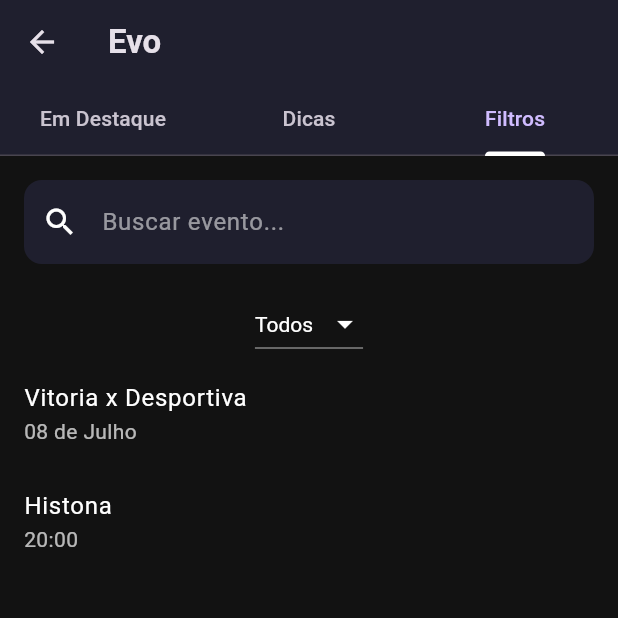
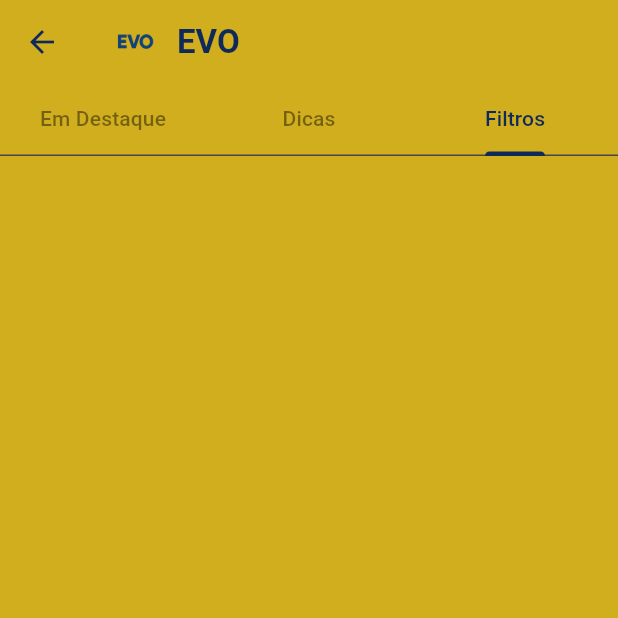
Before and after one commit to FillDias/evo-mvp, a Flutter app: the EventosPage screen opened by its route, tab 3 chosen, on a phone screen of 412 x 824 dp, the top half of it. Run offline on Flutter 3.47's test engine with Material 3 defaults, Android fonts, the phone set to English and light mode, and no system bars; our stand-ins replace animated_text_kit, google_fonts, google_maps_flutter; network calls fail.

Commit message:
card interno

```diff
--- a/lib/pages/eventos_page.dart
+++ b/lib/pages/eventos_page.dart
@@ -2,7 +2,7 @@
 import 'package:evo_mvp/models/evento.dart';
 import 'package:evo_mvp/pages/detalhes_evento_page.dart';
 import 'package:evo_mvp/models/dica.dart';
-import 'package:evo_mvp/pages/dica_detalhes_page.dart'; // ✅ NOVO IMPORT
+import 'package:evo_mvp/pages/dica_detalhes_page.dart';
 
 class EventosPage extends StatefulWidget {
   const EventosPage({super.key});
@@ -37,7 +37,7 @@
     ),
   ];
 
-  final List<Dica> dicas = [ // ✅ LISTA ALTERADA
+  final List<Dica> dicas = [
     Dica(
       titulo: 'Hamburgueria do Zé',
       descricao: 'Promoção de 2x1 nos smash burgers todo sábado.',
@@ -82,25 +82,44 @@
   @override
   Widget build(BuildContext context) {
     return Scaffold(
-      backgroundColor: const Color(0xFF121212),
+      backgroundColor: const Color(0xFFD1AE1E),
       appBar: AppBar(
-        title: const Text('Evo', style: TextStyle(fontWeight: FontWeight.bold)),
-        backgroundColor: const Color(0xFF1F1F2E),
+        backgroundColor: const Color(0xFFD1AE1E),
+        elevation: 0,
+        title: Row(
+          children: [
+            Image.asset(
+              'assets/images/logo.png',
+              height: 36,
+            ),
+            const SizedBox(width: 10),
+            const Text(
+              'EVO',
+              style: TextStyle(
+                fontWeight: FontWeight.bold,
+                color: Color(0xFF0F2A5A),
+              ),
+            ),
+          ],
+        ),
+        iconTheme: const IconThemeData(color: Color(0xFF0F2A5A)),
         bottom: TabBar(
           controller: _tabController,
+          labelColor: Color(0xFF0F2A5A),
+          unselectedLabelColor: Colors.black45,
+          indicatorColor: Color(0xFF0F2A5A),
           tabs: const [
             Tab(text: 'Em Destaque'),
             Tab(text: 'Dicas'),
             Tab(text: 'Filtros'),
           ],
-          indicatorColor: Colors.white,
         ),
       ),
       body: TabBarView(
         controller: _tabController,
         children: [
           _buildCarrosselDestaques(context),
-          _buildAbaDicas(), // ✅ ATUALIZADO
+          _buildAbaDicas(),
           _buildFiltroEventos(),
         ],
       ),
@@ -109,10 +128,22 @@
 
   Widget _buildCarrosselDestaques(BuildContext context) {
     return ListView(
-      padding: const EdgeInsets.only(top: 16),
+      padding: const EdgeInsets.symmetric(vertical: 16),
       children: [
+        const Padding(
+          padding: EdgeInsets.symmetric(horizontal: 16),
+          child: Text(
+            'Principais eventos',
+            style: TextStyle(
+              fontSize: 20,
+              fontWeight: FontWeight.bold,
+              color: Color(0xFF0F2A5A),
+            ),
+          ),
+        ),
+        const SizedBox(height: 12),
         SizedBox(
-          height: 240,
+          height: 280,
           child: ListView.builder(
             scrollDirection: Axis.horizontal,
             itemCount: todosEventos.length,
@@ -127,51 +158,75 @@
                   );
                 },
                 child: Container(
-                  width: 300,
+                  width: 280,
                   margin: const EdgeInsets.only(right: 16),
                   decoration: BoxDecoration(
+                    color: Color(0xFFC8A618),
                     borderRadius: BorderRadius.circular(16),
                     boxShadow: [
-                      BoxShadow(color: Colors.black26, blurRadius: 6, offset: Offset(0, 3)),
+                      BoxShadow(
+                        color: Colors.black26,
+                        blurRadius: 6,
+                        offset: Offset(0, 3),
+                      ),
                     ],
+                    border: Border.all(color: Colors.white),
                   ),
-                  child: ClipRRect(
-                    borderRadius: BorderRadius.circular(16),
-                    child: Stack(
-                      alignment: Alignment.bottomLeft,
+                  child: Column(
+                    crossAxisAlignment: CrossAxisAlignment.start,
                     children: [
-                        Image.network(
+                      ClipRRect(
+                        borderRadius: const BorderRadius.only(
+                          topLeft: Radius.circular(16),
+                          topRight: Radius.circular(16),
+                        ),
+                        child: Image.network(
                           evento.imagemUrl,
-                          height: 240,
-                          width: 300,
+                          height: 150,
+                          width: double.infinity,
                           fit: BoxFit.cover,
                         ),
-                        Container(
-                          width: double.infinity,
+                      ),
+                      Padding(
                         padding: const EdgeInsets.all(12),
-                          decoration: BoxDecoration(
-                            gradient: LinearGradient(
-                              colors: [Colors.black.withOpacity(0.85), Colors.transparent],
-                              begin: Alignment.bottomCenter,
-                              end: Alignment.topCenter,
+                        child: Column(
+                          crossAxisAlignment: CrossAxisAlignment.start,
+                          children: [
+                            Text(
+                              evento.titulo,
+                              style: const TextStyle(
+                                fontSize: 16,
+                                fontWeight: FontWeight.bold,
+                                color: Color(0xFF0F2A5A),
                               ),
                             ),
-                          child: Row(
+                            const SizedBox(height: 4),
+                            Text(
+                              evento.descricao,
+                              style: const TextStyle(
+                                fontSize: 14,
+                                color: Colors.black54,
+                              ),
+                            ),
+                            const SizedBox(height: 6),
+                            Row(
                               children: [
                                 Icon(
                                   evento.categoria == 'Esporte'
                                       ? Icons.sports_soccer
                                       : Icons.music_note,
-                                color: Colors.white,
+                                  size: 16,
+                                  color: Colors.grey,
                                 ),
-                              const SizedBox(width: 8),
+                                const SizedBox(width: 4),
                                 Text(
-                                evento.titulo,
+                                  evento.horario,
                                   style: const TextStyle(
-                                  color: Colors.white,
-                                  fontSize: 18,
-                                  fontWeight: FontWeight.bold,
+                                    fontSize: 13,
+                                    color: Colors.black45,
                                   ),
+                                ),
+                              ],
                             ),
                           ],
                         ),
@@ -179,11 +234,169 @@
                     ],
                   ),
                 ),
+              );
+            },
+          ),
+        ),
+
+        const SizedBox(height: 32),
+        const Padding(
+          padding: EdgeInsets.symmetric(horizontal: 16),
+          child: Text(
+            'O que tem para hoje',
+            style: TextStyle(
+              fontSize: 20,
+              fontWeight: FontWeight.bold,
+              color: Color(0xFF0F2A5A),
+            ),
+          ),
+        ),
+        const SizedBox(height: 12),
+        SizedBox(
+          height: 200,
+          child: ListView.builder(
+            scrollDirection: Axis.horizontal,
+            itemCount: todosEventos.length,
+            padding: const EdgeInsets.symmetric(horizontal: 16),
+            itemBuilder: (context, index) {
+              final evento = todosEventos[index];
+              return Container(
+                width: 220,
+                margin: const EdgeInsets.only(right: 12),
+                decoration: BoxDecoration(
+                  color: Color(0xFFC8A618),
+                  borderRadius: BorderRadius.circular(12),  // border: Border.all(color: Colors.white),
+                  border: Border.all(color: Colors.white),   // borda card branca
+                  boxShadow: [
+                    BoxShadow(
+                      color: Colors.black12,
+                      blurRadius: 4,
+                      offset: Offset(0, 2),
+                    ),
+                  ],
+                ),
+                child: Column(
+                  crossAxisAlignment: CrossAxisAlignment.start,
+                  children: [
+                    ClipRRect(
+                      borderRadius: const BorderRadius.only(
+                        topLeft: Radius.circular(12),
+                        topRight: Radius.circular(12),
+                      ),
+                      child: Image.network(
+                        evento.imagemUrl,
+                        height: 100,
+                        width: double.infinity,
+                        fit: BoxFit.cover,
+                      ),
+                    ),
+                    Padding(
+                      padding: const EdgeInsets.all(8.0),
+                      child: Text(
+                        evento.titulo,
+                        style: const TextStyle(
+                          fontSize: 14,
+                          fontWeight: FontWeight.bold,
+                          color: Color(0xFF0F2A5A),
+                        ),
+                      ),
+                    ),
+                  ],
                 ),
               );
             },
           ),
         ),
+
+        const SizedBox(height: 32),
+        const Padding(
+          padding: EdgeInsets.symmetric(horizontal: 16),
+          child: Text(
+            'Eventos do momento',
+            style: TextStyle(
+              fontSize: 20,
+              fontWeight: FontWeight.bold,
+              color: Color(0xFF0F2A5A),
+            ),
+          ),
+        ),
+        const SizedBox(height: 12),
+        ...todosEventos.map((evento) => Padding(
+          padding: const EdgeInsets.symmetric(horizontal: 16, vertical: 8),
+          child: GestureDetector(
+            onTap: () {
+              Navigator.push(
+                context,
+                MaterialPageRoute(builder: (context) => DetalhesEventoPage(evento: evento)),
+              );
+            },
+            child: Container(
+              decoration: BoxDecoration(
+                color: Color(0xFFC8A618),
+                borderRadius: BorderRadius.circular(12),
+                boxShadow: [
+                  BoxShadow(
+                    color: Colors.black26,
+                    blurRadius: 4,
+                    offset: Offset(0, 2),
+                  ),
+                ],
+              ),
+              child: Row(
+                children: [
+                  ClipRRect(
+                    borderRadius: const BorderRadius.only(
+                      topLeft: Radius.circular(12),
+                      bottomLeft: Radius.circular(12),
+                    ),
+                    child: Image.network(
+                      evento.imagemUrl,
+                      width: 100,
+                      height: 100,
+                      fit: BoxFit.cover,
+                    ),
+                  ),
+                  const SizedBox(width: 12),
+                  Expanded(
+                    child: Padding(
+                      padding: const EdgeInsets.symmetric(vertical: 12, horizontal: 4),
+                      child: Column(
+                        crossAxisAlignment: CrossAxisAlignment.start,
+                        children: [
+                          Text(
+                            evento.titulo,
+                            style: const TextStyle(
+                              fontSize: 16,
+                              fontWeight: FontWeight.bold,
+                              color: Color(0xFF0F2A5A),
+                            ),
+                          ),
+                          const SizedBox(height: 4),
+                          Text(
+                            evento.descricao,
+                            style: const TextStyle(
+                              fontSize: 14,
+                              color: Colors.black54,
+                            ),
+                          ),
+                          const SizedBox(height: 4),
+                          Text(
+                            evento.horario,
+                            style: const TextStyle(
+                              fontSize: 13,
+                              color: Colors.black45,
+                            ),
+                          ),
+                        ],
+                      ),
+                    ),
+                  ),
+                ],
+              ),
+            ),
+          ),
+        )),
+        const SizedBox(height: 20),
       ],
     );
   }
@@ -197,7 +410,7 @@
         return Card(
           margin: const EdgeInsets.symmetric(vertical: 8),
           shape: RoundedRectangleBorder(borderRadius: BorderRadius.circular(12)),
-          color: const Color(0xFF1F1F2E),
+          color: Color(0xFFC8A618),
           child: ListTile(
             contentPadding: const EdgeInsets.all(12),
             leading: ClipRRect(
@@ -211,7 +424,10 @@
             ),
             title: Text(
               dica.titulo,
-              style: const TextStyle(color: Colors.white, fontWeight: FontWeight.bold),
+              style: const TextStyle(
+                color: Color(0xFF0F2A5A),
+                fontWeight: FontWeight.bold,
+              ),
             ),
             subtitle: Column(
               crossAxisAlignment: CrossAxisAlignment.start,
@@ -219,18 +435,18 @@
                 const SizedBox(height: 6),
                 Text(
                   '${dica.categoria} • ${dica.local}',
-                  style: const TextStyle(color: Colors.white70, fontSize: 12),
+                  style: const TextStyle(color: Colors.black54, fontSize: 12),
                 ),
                 const SizedBox(height: 4),
                 Text(
                   dica.descricao,
                   maxLines: 2,
                   overflow: TextOverflow.ellipsis,
-                  style: const TextStyle(color: Colors.white60, fontSize: 13),
+                  style: const TextStyle(color: Colors.black45, fontSize: 13),
                 ),
               ],
             ),
-            trailing: const Icon(Icons.arrow_forward_ios, color: Colors.white),
+            trailing: const Icon(Icons.arrow_forward_ios, color: Color(0xFF0F2A5A)),
             onTap: () {
               if (dica.titulo == 'Alcides') {
                 Navigator.push(
@@ -253,66 +469,6 @@
   }
 
   Widget _buildFiltroEventos() {
-    return Column(
-      children: [
-        Padding(
-          padding: const EdgeInsets.all(16),
-          child: TextField(
-            controller: _searchController,
-            style: const TextStyle(color: Colors.white),
-            decoration: InputDecoration(
-              hintText: 'Buscar evento...',
-              hintStyle: const TextStyle(color: Colors.white54),
-              filled: true,
-              fillColor: const Color(0xFF1F1F2E),
-              border: OutlineInputBorder(
-                borderRadius: BorderRadius.circular(12),
-                borderSide: BorderSide.none,
-              ),
-              prefixIcon: const Icon(Icons.search, color: Colors.white),
-            ),
-            onChanged: _filtrarEventos,
-          ),
-        ),
-        Padding(
-          padding: const EdgeInsets.symmetric(horizontal: 16),
-          child: DropdownButton<String>(
-            value: _categoriaSelecionada,
-            dropdownColor: const Color(0xFF1F1F2E),
-            iconEnabledColor: Colors.white,
-            style: const TextStyle(color: Colors.white),
-            items: categorias.map((cat) {
-              return DropdownMenuItem(
-                value: cat,
-                child: Text(cat),
-              );
-            }).toList(),
-            onChanged: (value) {
-              if (value != null) {
-                _filtrarPorCategoria(value);
-              }
-            },
-          ),
-        ),
-        Expanded(
-          child: ListView.builder(
-            itemCount: eventosFiltrados.length,
-            itemBuilder: (context, index) {
-              final evento = eventosFiltrados[index];
-              return ListTile(
-                title: Text(evento.titulo, style: const TextStyle(color: Colors.white)),
-                subtitle: Text(evento.horario, style: const TextStyle(color: Colors.white70)),
-                onTap: () {
-                  Navigator.push(
-                    context,
-                    MaterialPageRoute(builder: (context) => DetalhesEventoPage(evento: evento)),
-                  );
-                },
-              );
-            },
-          ),
-        ),
-      ],
-    );
+    return Container();
   }
 }
--- a/lib/pages/home_page.dart
+++ b/lib/pages/home_page.dart
@@ -1,5 +1,4 @@
 import 'package:flutter/material.dart';
-import 'package:rive/rive.dart'hide LinearGradient;
 
 class HomePage extends StatelessWidget {
   const HomePage({super.key});
@@ -7,63 +6,79 @@
   @override
   Widget build(BuildContext context) {
     return Scaffold(
-      backgroundColor: const Color(0xFF0F0F1E),
+      backgroundColor: const Color(0xFFD1AE1E), // Fundo dourado
       body: Stack(
         children: [
-          // Fundo animado com Rive
-          const RiveAnimation.asset(
-            'assets/animations/fundo.riv',
-            fit: BoxFit.cover,
+          // Imagem de ondas com opacidade
+          Positioned.fill(
+            child: Opacity(
+              opacity: 0.2,
+              child: Image.asset(
+                'assets/images/ondas.png',
+                fit: BoxFit.cover,
+              ),
+            ),
           ),
 
-          // Conteúdo principal sobre o fundo animado
+          // Conteúdo principal
           SafeArea(
             child: Padding(
-              padding: const EdgeInsets.symmetric(horizontal: 20, vertical: 40),
+              padding: const EdgeInsets.symmetric(horizontal: 24, vertical: 32),
               child: Column(
                 crossAxisAlignment: CrossAxisAlignment.start,
                 children: [
+                  // Logo PNG
+                  Image.asset(
+                    'assets/images/logo.png',
+                    width: 160,
+                  ),
+                  const SizedBox(height: 20),
+
+                  // Título "EVO"
                   const Text(
-                    'EVO',
+                    '',
                     style: TextStyle(
-                      fontSize: 34,
+                      fontSize: 40,
                       fontWeight: FontWeight.bold,
-                      color: Colors.white,
+                      color: Color(0xFF0F2A5A), // Azul escuro elegante
                     ),
                   ),
-                  const SizedBox(height: 10),
+                  const SizedBox(height: 20),
+
+                  // Texto descritivo
                   const Text(
-                    'Descubra eventos na Grande Vitória com uma experiência divertida e visual!',
+                    'Seus eventos favoritos em apenas um lugar, com dicas exclusivas e cupons de até 20% para aproveitar o seu role.',
                     style: TextStyle(
-                      fontSize: 16,
-                      color: Colors.white70,
+                      fontSize: 20,
+                      fontFamily: 'Nunito',
+                      fontWeight: FontWeight.w300, // ExtraLight
+                      color: Colors.white, // ou Color(0xFFFAFAFA) para um branco suave
+                    ),
+                  ),
+                  const Spacer(),
+
+                  // Botão "Fique por dentro"
+                  Center(
+                    child: ElevatedButton(
+                      onPressed: () {
+                        Navigator.pushNamed(context, '/eventos');
+                      },
+                      style: ElevatedButton.styleFrom(
+                        backgroundColor: Color(0xFF208DFF), // azul vibrante
+                        foregroundColor: Colors.white,
+                        padding: const EdgeInsets.symmetric(horizontal: 40, vertical: 14),
+                        shape: RoundedRectangleBorder(
+                          borderRadius: BorderRadius.circular(30),
+                        ),
+                        textStyle: const TextStyle(
+                          fontSize: 16,
+                          fontWeight: FontWeight.bold,
+                        ),
+                      ),
+                      child: const Text('Fique por dentro'),
                     ),
                   ),
                   const SizedBox(height: 40),
-
-                  // Botão animado para explorar
-                  GestureDetector(
-                    onTap: () {
-                      Navigator.pushNamed(context, '/eventos');
-                    },
-                    child: Container(
-                      padding: const EdgeInsets.symmetric(horizontal: 50, vertical: 18),
-                      decoration: BoxDecoration(
-                        borderRadius: BorderRadius.circular(20),
-                        gradient: const LinearGradient(
-                          colors: [Color(0xFF00FFE0), Color(0xFF0076FF)],
-                        ),
-                      ),
-                      child: const Text(
-                        'Fique Por Dentro',
-                        style: TextStyle(
-                          color: Colors.black,
-                          fontSize: 18,
-                          fontWeight: FontWeight.bold,
-                        ),
-                      ),
-                    ),
-                  ),
                 ],
               ),
             ),
--- a/pubspec.yaml
+++ b/pubspec.yaml
@@ -31,3 +31,5 @@
 
   assets:
     - assets/animations/fundo.riv
+    - assets/images/ondas.png
+    - assets/images/logo.png
```
Also changed, not shown: assets/images/logo.png (added), assets/images/ondas.png (added). Lines whose indentation alone changed are shown as unchanged.
